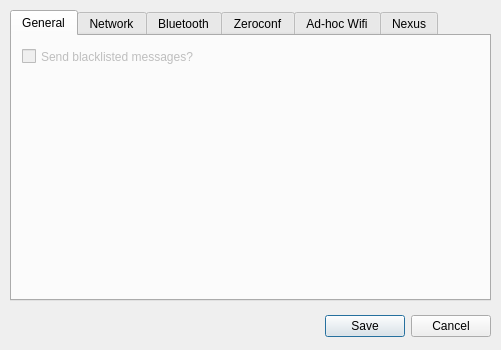
zeitkunst/FluidNexus, file FluidNexus/ui/FluidNexusPreferences.ui: the form before one commit.
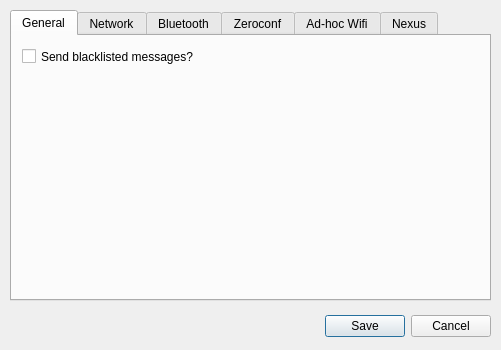
The form after the commit. Icons and pictures are not drawn.

Patch:
```diff
--- a/FluidNexus/ui/FluidNexusPreferences.ui
+++ b/FluidNexus/ui/FluidNexusPreferences.ui
@@ -54,7 +54,7 @@
     </attribute>
     <widget class="QCheckBox" name="sendBlacklistedMessagesCheckbox">
      <property name="enabled">
-      <bool>false</bool>
+      <bool>true</bool>
      </property>
      <property name="geometry">
       <rect>
```
Left out of the diff: 57 changed lines with no effect on the pictures.
